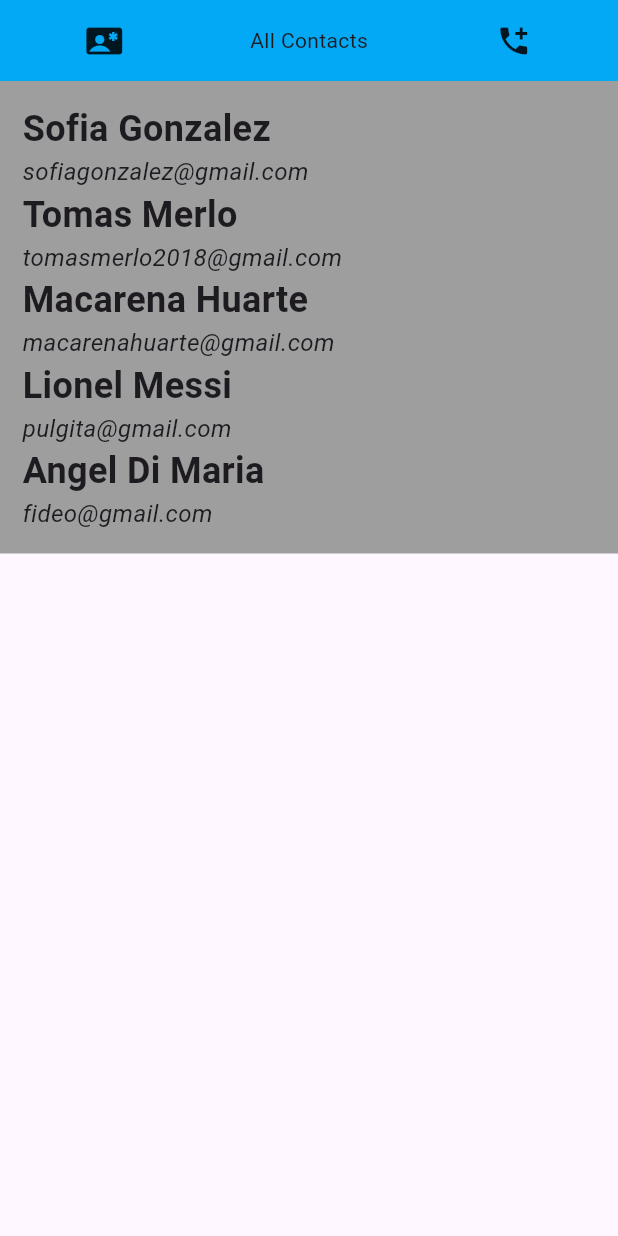
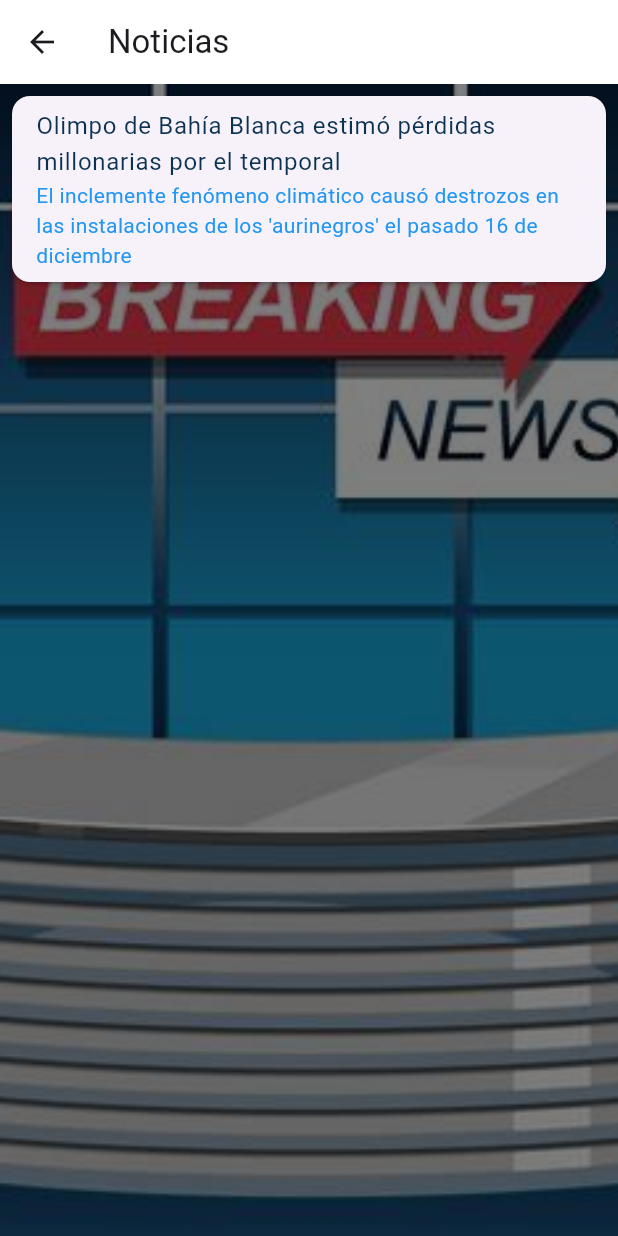
Before and after one commit to tomasmerlo1/Prototipo-Flutter, a Flutter app: the screen it shows after launch, after a tap on "Ir a Noticias", on a phone screen of 412 x 824 dp. Run offline on Flutter 3.47's test engine with Material 3 defaults, Android fonts, the phone set to English and light mode, and no system bars.

Commit message:
pantallas 2 y 3

```diff
--- a/lib/main.dart
+++ b/lib/main.dart
@@ -11,7 +11,7 @@ class MyApp extends StatelessWidget {
   @override
   Widget build(BuildContext context) {
     return MaterialApp(
-      title: 'Demo',
+      title: 'BAHIA NOTICIAS',
       home: HomeScreen(),
     );
   }
--- a/lib/screens/listviewregister_screen.dart
+++ b/lib/screens/listviewregister_screen.dart
@@ -1,115 +1,62 @@
+import 'package:aplication_noticias/screens/noticias_model.dart';
 import 'package:flutter/material.dart';
+import 'package:aplication_noticias/screens/noticias_detalle_screen.dart';
 
 class ListViewScreen extends StatelessWidget {
-  const ListViewScreen({super.key});
+  final List<Noticias> noticiasList = [
+    Noticias(
+      titulo: "Olimpo de Bahía Blanca estimó pérdidas millonarias por el temporal",
+      descripcion: "El inclemente fenómeno climático causó destrozos en las instalaciones de los 'aurinegros' el pasado 16 de diciembre",
+      contenidototal: "El temporal que afectó a Bahía Blanca y zonas aledañas el pasado 16 de diciembre provocó destrozos por “al menos 68 millones de pesos” en Olimpo, según dio a conocer en un comunicado la institución aurinegra del sur de la provincia de Buenos Aires. A través de sus redes la entidad detalló los daños que sufrió el club y las cifras que estiman requerirán para normalizar la situación, en la que señala que el sector más afectado es el natatorio de calle Rodríguez, cuya “restauración total del techo y los vidrios se presupuestó en 30 millones de pesos”. Además notificaron que ya comenzaron con las refacciones. El fenómeno climático causó, entre otros daños, la rotura de un paredón, una pantalla gigante, paredes y cielorrasos de cabinas del estadio 'Roberto Carminatti' de Avenida Colón y Ángel Brunel, roturas en el techo y de vidrios de su natatorio, así como otros inconvenientes en los predios de la calle Don Bosco y Bottoni.",
+      imagen: "imagenes/noticia_clubOlimpo.jpg",
+    )
+  ];
 
   @override
   Widget build(BuildContext context) {
     return Scaffold(
-      body: ListView(
-        children: [
-          Container(
-            color: Colors.lightBlue,
-            padding: EdgeInsets.all(15),
-            child: const Row(
-              mainAxisAlignment: MainAxisAlignment.spaceAround,
-              children: [
-                Icon(Icons.contact_emergency),
-                Text('All Contacts'),
-                Icon(Icons.add_call)
-              ],
+      appBar: AppBar(
+        title: Text("Noticias"),
+        backgroundColor: Colors.white,
+      ),
+      body: Container(
+        decoration: BoxDecoration(
+          image: DecorationImage(
+            image: AssetImage('imagenes/noticiero.jpg'),
+            fit: BoxFit.cover,
+            colorFilter: ColorFilter.mode(
+              Colors.black.withOpacity(0.5),
+              BlendMode.darken,
             ),
           ),
-          Container(
-            color: Colors.grey,
-            padding: EdgeInsets.all(15),
-            child: const Column(
-              crossAxisAlignment: CrossAxisAlignment.start,
-              children: [
-                Text(
-                  'Sofia Gonzalez',
-                  style: TextStyle(
-                    fontSize: 24.0,
-                    fontWeight: FontWeight.bold,
-                  ),
+        ),
+        child: ListView.builder(
+          itemCount: noticiasList.length,
+          itemBuilder: (context, index) {
+            Noticias noticia = noticiasList[index];
+            return Card(
+              margin: EdgeInsets.all(8),
+              child: ListTile(
+                title: Text(
+                  noticia.titulo,
+                  style: TextStyle(color: const Color.fromARGB(255, 12, 50, 82)),
                 ),
-                SizedBox(
-                    height: 0.0), // Espaciado entre el título y el subtítulo
-                Text(
-                  'sofiagonzalez@gmail.com',
-                  style: TextStyle(
-                    fontSize: 16.0,
-                    fontStyle: FontStyle.italic,
-                  ),
+                subtitle: Text(
+                  noticia.descripcion,
+                  style: TextStyle(color: Colors.blue),
                 ),
-                Text(
-                  'Tomas Merlo',
-                  style: TextStyle(
-                    fontSize: 24.0,
-                    fontWeight: FontWeight.bold,
-                  ),
-                ),
-                SizedBox(
-                    height: 0.0), // Espaciado entre el título y el subtítulo
-                Text(
-                  'tomasmerlo2018@gmail.com',
-                  style: TextStyle(
-                    fontSize: 16.0,
-                    fontStyle: FontStyle.italic,
-                  ),
-                ),
-                Text(
-                  'Macarena Huarte',
-                  style: TextStyle(
-                    fontSize: 24.0,
-                    fontWeight: FontWeight.bold,
-                  ),
-                ),
-                SizedBox(
-                    height: 0.0), // Espaciado entre el título y el subtítulo
-                Text(
-                  'macarenahuarte@gmail.com',
-                  style: TextStyle(
-                    fontSize: 16.0,
-                    fontStyle: FontStyle.italic,
-                  ),
-                ),
-                Text(
-                  'Lionel Messi',
-                  style: TextStyle(
-                    fontSize: 24.0,
-                    fontWeight: FontWeight.bold,
-                  ),
-                ),
-                SizedBox(
-                    height: 0.0), // Espaciado entre el título y el subtítulo
-                Text(
-                  'pulgita@gmail.com',
-                  style: TextStyle(
-                    fontSize: 16.0,
-                    fontStyle: FontStyle.italic,
-                  ),
-                ),
-                Text(
-                  'Angel Di Maria',
-                  style: TextStyle(
-                    fontSize: 24.0,
-                    fontWeight: FontWeight.bold,
-                  ),
-                ),
-                SizedBox(
-                    height: 0.0), // Espaciado entre el título y el subtítulo
-                Text(
-                  'fideo@gmail.com',
-                  style: TextStyle(
-                    fontSize: 16.0,
-                    fontStyle: FontStyle.italic,
-                  ),
-                )
-              ],
-            ),
-          ),
-        ],
+                onTap: () {
+                  Navigator.push(
+                    context,
+                    MaterialPageRoute(
+                      builder: (context) => NoticiaDetalleScreen(noticia: noticia),
+                    ),
+                  );
+                },
+              ),
+            );
+          },
+        ),
       ),
     );
   }
--- /dev/null
+++ b/lib/screens/noticias_detalle_screen.dart
@@ -0,0 +1,61 @@
+import 'package:aplication_noticias/screens/noticias_model.dart';
+import 'package:flutter/material.dart';
+
+class NoticiaDetalleScreen extends StatelessWidget {
+  final Noticias noticia;
+
+  NoticiaDetalleScreen({required this.noticia});
+
+  @override
+  Widget build(BuildContext context) {
+    return Scaffold(
+      appBar: AppBar(
+        title: Text(noticia.titulo),
+      ),
+      body: Container(
+        decoration: BoxDecoration(
+          image: DecorationImage(
+            image: AssetImage(noticia.imagen),
+            fit: BoxFit.cover,
+            colorFilter: ColorFilter.mode(
+              Colors.black.withOpacity(0.6),
+              BlendMode.darken,
+            ),
+          ),
+        ),
+        child: Center(
+          child: Container(
+            margin: EdgeInsets.only(top: 26.0, left: 16.0, right: 16.0, bottom: 16.0),
+            padding: EdgeInsets.all(20.0),
+            decoration: BoxDecoration(
+              color: const Color.fromARGB(223, 255, 255, 255),
+              borderRadius: BorderRadius.circular(16.0),
+            ),
+            child: Column(
+              mainAxisAlignment: MainAxisAlignment.center,
+              crossAxisAlignment: CrossAxisAlignment.center,
+              children: [
+                Text(
+                  noticia.contenidototal,
+                  style: TextStyle(fontSize: 14),
+                  textAlign: TextAlign.left,
+                ),
+                SizedBox(
+                  width: 380,
+                  height: 220,
+                  child: ClipRRect(
+                    borderRadius: BorderRadius.circular(12.0),
+                    child: Image.asset(
+                      noticia.imagen,
+                      fit: BoxFit.cover,
+                    ),
+                  ),
+                ),
+              ],
+            ),
+          ),
+        ),
+      ),
+    );
+  }
+}
--- /dev/null
+++ b/lib/screens/noticias_model.dart
@@ -0,0 +1,14 @@
+class Noticias {
+  final String titulo;
+  final String descripcion;
+  final String contenidototal;
+  final String imagen;
+
+
+ Noticias({
+  required this.titulo,
+  required this.descripcion,
+  required this.contenidototal,
+  required this.imagen
+ });
+}
--- a/pubspec.yaml
+++ b/pubspec.yaml
@@ -61,7 +61,7 @@ flutter:
   # To add assets to your application, add an assets section, like this:
   assets:
   - imagenes/noticiero.jpg
-
+  - imagenes/noticia_clubOlimpo.jpg
   # An image asset can refer to one or more resolution-specific "variants", see
   # https://flutter.dev/assets-and-images/#resolution-aware
 
```
Also changed, not shown: imagenes/noticia_clubOlimpo.jpg (added).
